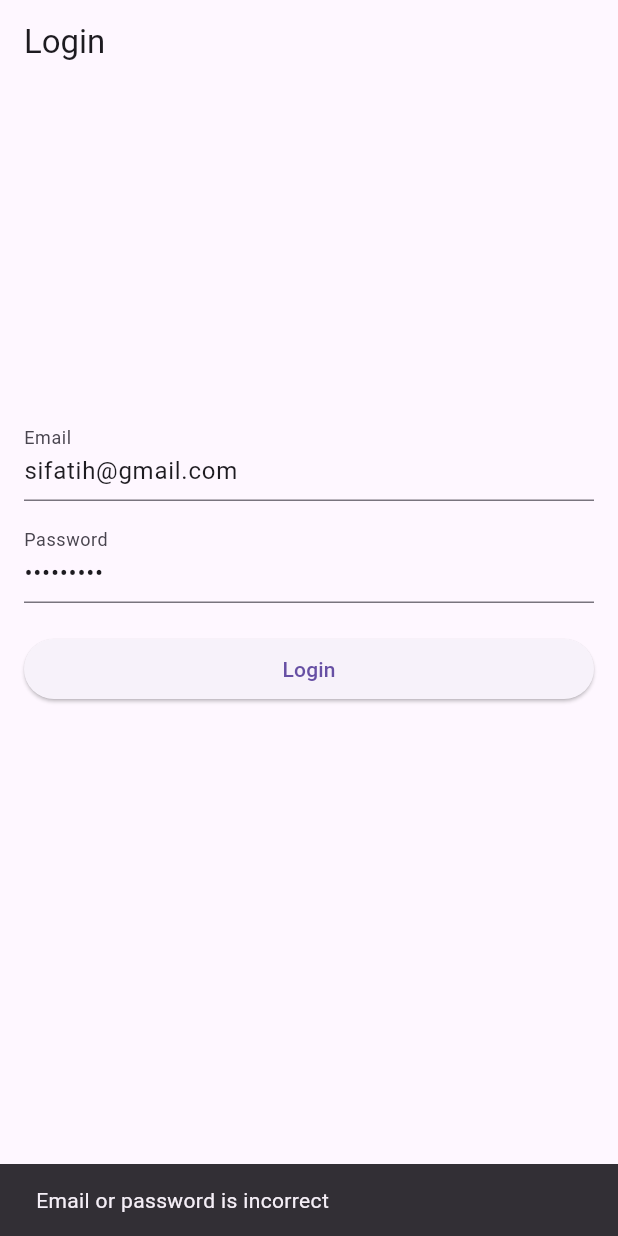
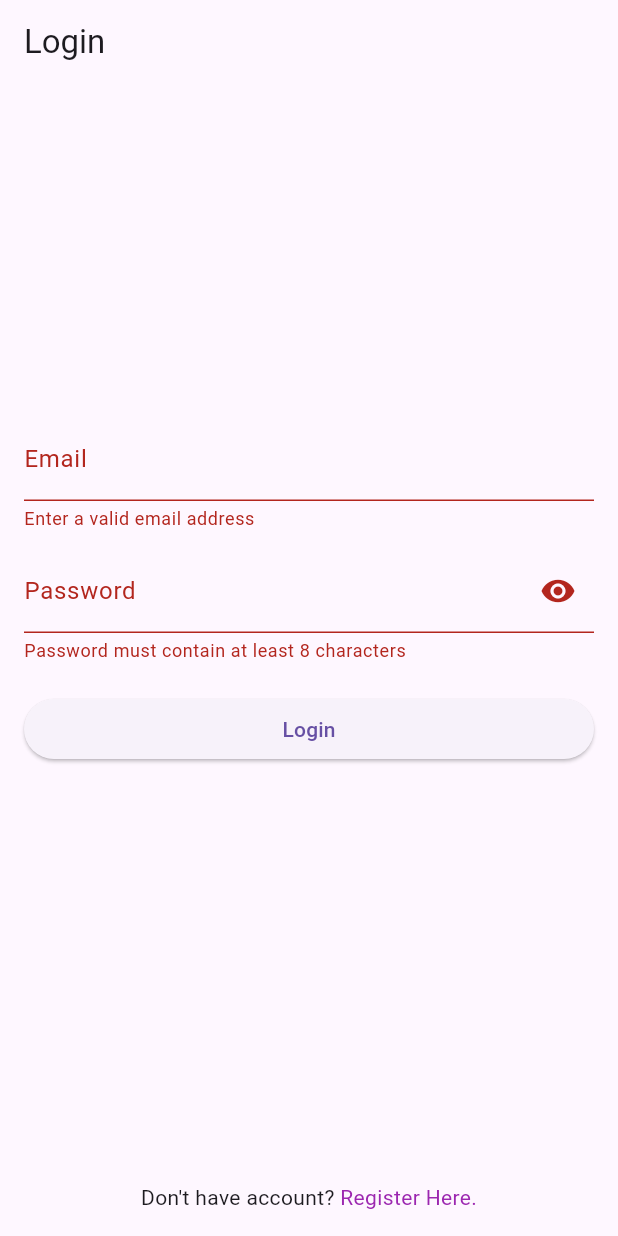
Before and after one commit to fatlhr/flutter_login_otp, a Flutter app: the screen it shows after launch, after a tap on "Login", on a phone screen of 412 x 824 dp. Run offline on Flutter 3.47's test engine with Material 3 defaults, Android fonts, the phone set to English and light mode, and no system bars; our stand-ins replace flutter_riverpod, go_router, shared_preferences, sqflite; accounts and stored records are empty.

Commit message:
fixing login screen

```diff
--- a/lib/app/ui/login_screen.dart
+++ b/lib/app/ui/login_screen.dart
@@ -6,6 +6,10 @@
 import 'package:go_router/go_router.dart';
 
 import '../models/user_model.dart';
+
+final _showPasswordProvider = StateProvider<bool>((ref) {
+  return true;
+});
 
 class LoginScreen extends ConsumerStatefulWidget {
   const LoginScreen({super.key});
@@ -19,8 +23,8 @@
   bool isEmailValid = true;
   final loginFormKey = GlobalKey<FormState>();
   final DatabaseHelper _dbHelper = DatabaseHelper();
-  final TextEditingController _emailController = TextEditingController(text: 'sifatih@gmail.com');
-  final TextEditingController _passwordController = TextEditingController(text: 'Fatih123!');
+  final TextEditingController _emailController = TextEditingController();
+  final TextEditingController _passwordController = TextEditingController();
 
   @override
   void initState() {
@@ -57,10 +61,22 @@
               const SizedBox(height: 12),
               // Password field
               TextFormField(
-                obscureText: true,
+                obscureText: ref.watch(_showPasswordProvider),
+                enableSuggestions: false,
+                autocorrect: false,
                 controller: _passwordController,
                 validator: _validatePassword,
-                decoration: const InputDecoration(labelText: "Password"),
+                decoration: InputDecoration(
+                  labelText: "Password",
+                  suffixIcon: IconButton(
+                    icon: Icon(
+                      ref.watch(_showPasswordProvider) ? Icons.visibility : Icons.visibility_off,
+                    ),
+                    onPressed: () {
+                      ref.read(_showPasswordProvider.notifier).state = !ref.watch(_showPasswordProvider);
+                    },
+                  ),
+                ),
               ),
               const SizedBox(height: 20),
               // Login button
```
